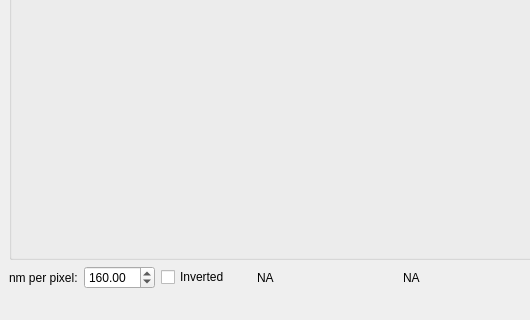
Old version of the form storm_analysis/visualizer/visualizer.ui in the repository ZhuangLab/storm-analysis; both pictures show x 0 to 530 and y 563 to 883 of the 1210 by 883 pixel window.
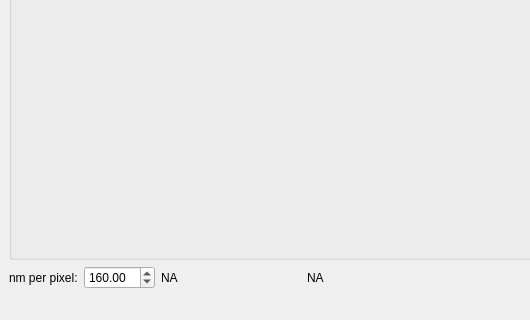
New version of the form.

Commit message: Remove orientation check box as this is deprecated.

What changed in the file:
```diff
--- a/storm_analysis/visualizer/visualizer.ui
+++ b/storm_analysis/visualizer/visualizer.ui
@@ -230,25 +230,6 @@
         </property>
        </widget>
       </item>
-      <item>
-       <widget class="QCheckBox" name="oriCheckBox">
-        <property name="minimumSize">
-         <size>
-          <width>90</width>
-          <height>0</height>
-         </size>
-        </property>
-        <property name="maximumSize">
-         <size>
-          <width>0</width>
-          <height>16777215</height>
-         </size>
-        </property>
-        <property name="text">
-         <string>Inverted</string>
-        </property>
-       </widget>
-      </item>
       <item>
        <widget class="QLabel" name="frameLabel">
         <property name="minimumSize">
```
The commit also changes 2 other files.
